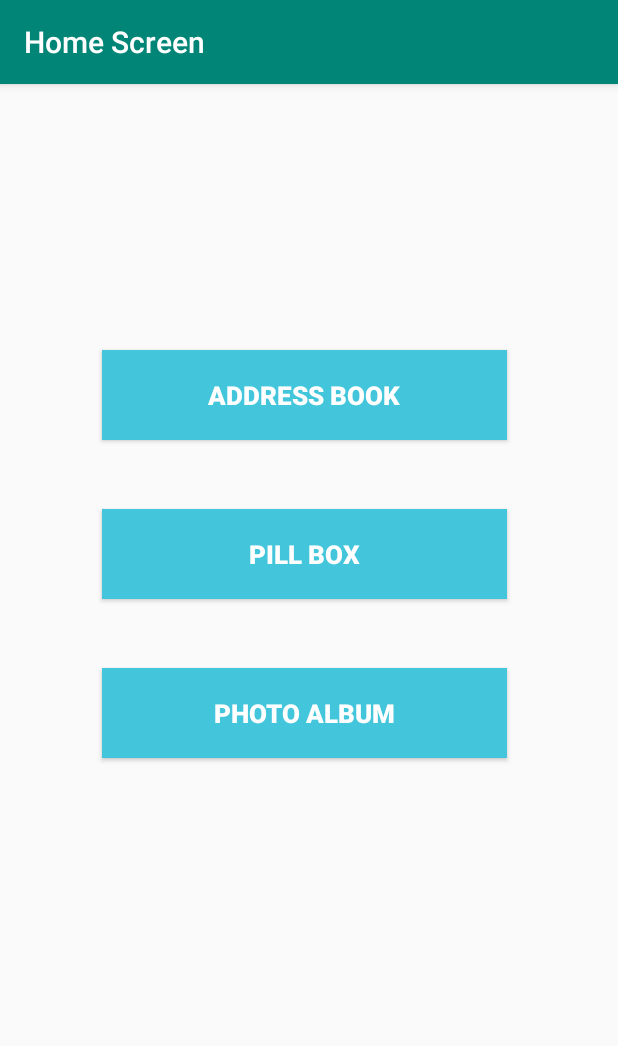
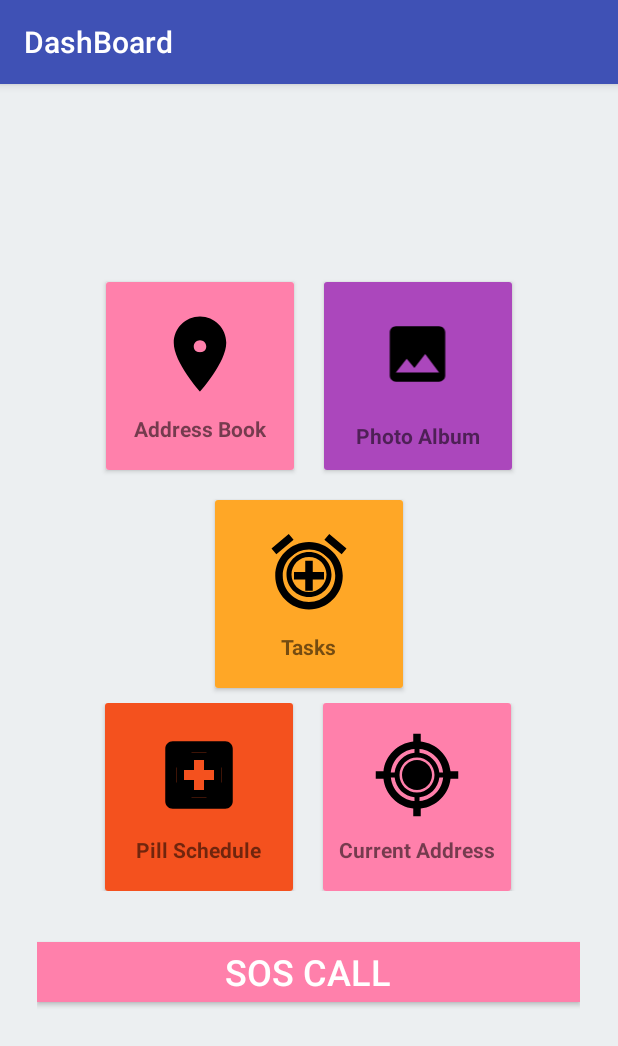
Before and after one commit to nidhijmr/SilverSnugMobileApp, an Android app: the screen it shows after launch (MainActivity), on a phone screen of 412 x 824 dp. Shown: the top 1046 px of the screen. Run offline under Robolectric (Android 15) with nearby library versions, the phone set to English and light mode, and no system bars.

Commit message:
Adding UI changes

```diff
--- a/app/build.gradle
+++ b/app/build.gradle
@@ -22,6 +22,11 @@ dependencies {
     implementation fileTree(dir: 'libs', include: ['*.jar'])
     implementation 'com.android.support:appcompat-v7:28.0.0'
     implementation 'com.android.support.constraint:constraint-layout:1.1.3'
+    implementation 'com.android.support:cardview-v7:26.1.0'
+    implementation 'com.android.support:design:26.1.0'
+    implementation 'com.android.support.constraint:constraint-layout:1.1.0'
+    implementation 'com.google.android.gms:play-services-maps:12.0.1'
+    implementation 'com.google.android.gms:play-services-location:12.0.1'
     implementation 'com.android.support:design:28.0.0'
     testImplementation 'junit:junit:4.12'
     androidTestImplementation 'com.android.support.test:runner:1.0.2'
--- a/app/src/main/java/edu/sjsu/silversnugmobileapp/MainActivity.java
+++ b/app/src/main/java/edu/sjsu/silversnugmobileapp/MainActivity.java
@@ -11,7 +11,7 @@ public class MainActivity extends AppCompatActivity {
     protected void onCreate(Bundle savedInstanceState) {
         super.onCreate(savedInstanceState);
         setContentView(R.layout.activity_main);
-        getSupportActionBar().setTitle("Home Screen");
+        getSupportActionBar().setTitle("DashBoard");
     }
 
     public void goToAddressBook(View view) {
@@ -20,12 +20,12 @@ public class MainActivity extends AppCompatActivity {
     }
 
     public void goToPillBox(View view) {
-//        Intent intent = new Intent(MainActivity.this, AddressBookActivity.class);
-//        MainActivity.this.startActivity(intent);
+       Intent intent = new Intent(MainActivity.this, PillBoxActivity.class);
+        MainActivity.this.startActivity(intent);
     }
 
     public void goToPhotoAlbum(View view) {
-//        Intent intent = new Intent(MainActivity.this, AddressBookActivity.class);
-//        MainActivity.this.startActivity(intent);
+      Intent intent = new Intent(MainActivity.this, PhotoAlbumActivity.class);
+      MainActivity.this.startActivity(intent);
     }
 }
--- /dev/null
+++ b/app/src/main/res/drawable/ic_add_alarm_black_24dp.xml
@@ -0,0 +1,9 @@
+<vector xmlns:android="http://schemas.android.com/apk/res/android"
+        android:width="24dp"
+        android:height="24dp"
+        android:viewportWidth="24.0"
+        android:viewportHeight="24.0">
+    <path
+        android:fillColor="#FF000000"
+        android:pathData="M7.88,3.39L6.6,1.86 2,5.71l1.29,1.53 4.59,-3.85zM22,5.72l-4.6,-3.86 -1.29,1.53 4.6,3.86L22,5.72zM12,4c-4.97,0 -9,4.03 -9,9s4.02,9 9,9c4.97,0 9,-4.03 9,-9s-4.03,-9 -9,-9zM12,20c-3.87,0 -7,-3.13 -7,-7s3.13,-7 7,-7 7,3.13 7,7 -3.13,7 -7,7zM13,9h-2v3L8,12v2h3v3h2v-3h3v-2h-3L13,9z"/>
+</vector>
--- /dev/null
+++ b/app/src/main/res/drawable/ic_local_hospital_black_24dp.xml
@@ -0,0 +1,9 @@
+<vector xmlns:android="http://schemas.android.com/apk/res/android"
+        android:width="24dp"
+        android:height="24dp"
+        android:viewportWidth="24.0"
+        android:viewportHeight="24.0">
+    <path
+        android:fillColor="#FF000000"
+        android:pathData="M19,3L5,3c-1.1,0 -1.99,0.9 -1.99,2L3,19c0,1.1 0.9,2 2,2h14c1.1,0 2,-0.9 2,-2L21,5c0,-1.1 -0.9,-2 -2,-2zM18,14h-4v4h-4v-4L6,14v-4h4L10,6h4v4h4v4z"/>
+</vector>
--- /dev/null
+++ b/app/src/main/res/drawable/ic_location_on_black_24dp.xml
@@ -0,0 +1,9 @@
+<vector xmlns:android="http://schemas.android.com/apk/res/android"
+        android:width="24dp"
+        android:height="24dp"
+        android:viewportWidth="24.0"
+        android:viewportHeight="24.0">
+    <path
+        android:fillColor="#FF000000"
+        android:pathData="M12,2C8.13,2 5,5.13 5,9c0,5.25 7,13 7,13s7,-7.75 7,-13c0,-3.87 -3.13,-7 -7,-7zM12,11.5c-1.38,0 -2.5,-1.12 -2.5,-2.5s1.12,-2.5 2.5,-2.5 2.5,1.12 2.5,2.5 -1.12,2.5 -2.5,2.5z"/>
+</vector>
--- /dev/null
+++ b/app/src/main/res/drawable/ic_my_location_black_24dp.xml
@@ -0,0 +1,9 @@
+<vector xmlns:android="http://schemas.android.com/apk/res/android"
+        android:width="24dp"
+        android:height="24dp"
+        android:viewportWidth="24.0"
+        android:viewportHeight="24.0">
+    <path
+        android:fillColor="#FF000000"
+        android:pathData="M12,8c-2.21,0 -4,1.79 -4,4s1.79,4 4,4 4,-1.79 4,-4 -1.79,-4 -4,-4zM20.94,11c-0.46,-4.17 -3.77,-7.48 -7.94,-7.94L13,1h-2v2.06C6.83,3.52 3.52,6.83 3.06,11L1,11v2h2.06c0.46,4.17 3.77,7.48 7.94,7.94L11,23h2v-2.06c4.17,-0.46 7.48,-3.77 7.94,-7.94L23,13v-2h-2.06zM12,19c-3.87,0 -7,-3.13 -7,-7s3.13,-7 7,-7 7,3.13 7,7 -3.13,7 -7,7z"/>
+</vector>
--- /dev/null
+++ b/app/src/main/res/drawable/ic_photo_black_24dp.xml
@@ -0,0 +1,9 @@
+<vector xmlns:android="http://schemas.android.com/apk/res/android"
+        android:width="24dp"
+        android:height="24dp"
+        android:viewportWidth="24.0"
+        android:viewportHeight="24.0">
+    <path
+        android:fillColor="#FF000000"
+        android:pathData="M21,19V5c0,-1.1 -0.9,-2 -2,-2H5c-1.1,0 -2,0.9 -2,2v14c0,1.1 0.9,2 2,2h14c1.1,0 2,-0.9 2,-2zM8.5,13.5l2.5,3.01L14.5,12l4.5,6H5l3.5,-4.5z"/>
+</vector>
--- a/app/src/main/res/layout/activity_main.xml
+++ b/app/src/main/res/layout/activity_main.xml
@@ -1,75 +1,226 @@
 <?xml version="1.0" encoding="utf-8"?>
-<android.support.constraint.ConstraintLayout xmlns:android="http://schemas.android.com/apk/res/android"
-    xmlns:app="http://schemas.android.com/apk/res-auto"
+<LinearLayout xmlns:android="http://schemas.android.com/apk/res/android"
     xmlns:tools="http://schemas.android.com/tools"
     android:layout_width="match_parent"
     android:layout_height="match_parent"
-    tools:context=".MainActivity">
+    android:orientation="vertical"
+    android:padding="10dp"
+    android:background="@color/colorPrimaryDark"
+    tools:context=".MainActivity"
+    android:gravity="center">
 
-    <!--<TextView-->
-        <!--android:layout_width="wrap_content"-->
-        <!--android:layout_height="wrap_content"-->
-        <!--android:text="Hello World!"-->
-        <!--app:layout_constraintBottom_toBottomOf="parent"-->
-        <!--app:layout_constraintLeft_toLeftOf="parent"-->
-        <!--app:layout_constraintRight_toRightOf="parent"-->
-        <!--app:layout_constraintTop_toTopOf="parent" />-->
+    <LinearLayout
+        android:layout_width="match_parent"
+        android:layout_height="wrap_content"
+        android:clipToPadding="false"
+        android:gravity="center"
+        android:orientation="horizontal">
 
-    <Button
-        app:layout_constraintBottom_toBottomOf="parent"
-        app:layout_constraintEnd_toEndOf="parent"
-        app:layout_constraintHorizontal_bias="0.48"
-        app:layout_constraintStart_toStartOf="parent"
-        app:layout_constraintTop_toTopOf="parent"
-        app:layout_constraintVertical_bias="0.25"
-        android:id="@+id/addressBook"
-        android:layout_width="270dp"
-        android:layout_height="60dp"
-        android:layout_centerHorizontal="true"
-        android:layout_centerVertical="true"
-        android:text="Address Book"
-        android:background="#43C6DB"
-        android:textColor="#ffffff"
-        android:textStyle="bold"
-        android:textSize="17dp"
-        android:onClick="goToAddressBook"/>
+        <android.support.v7.widget.CardView
+            android:id="@+id/address"
+            android:layout_width="125dp"
+            android:layout_height="125dp"
+            android:layout_margin="10dp"
 
-    <Button
-        app:layout_constraintBottom_toBottomOf="parent"
-        app:layout_constraintEnd_toEndOf="parent"
-        app:layout_constraintHorizontal_bias="0.48"
-        app:layout_constraintStart_toStartOf="parent"
-        app:layout_constraintTop_toTopOf="parent"
-        app:layout_constraintVertical_bias="0.4"
-        android:id="@+id/pillBox"
-        android:layout_width="270dp"
-        android:layout_height="60dp"
-        android:layout_centerHorizontal="true"
-        android:layout_centerVertical="true"
-        android:text="Pill Box"
-        android:background="#43C6DB"
-        android:textColor="#ffffff"
-        android:textStyle="bold"
-        android:textSize="17dp"
-        android:onClick="goToPillBox"/>
+            android:clickable="true"
+            android:foreground="?android:attr/selectableItemBackground">
 
-    <Button
-        app:layout_constraintBottom_toBottomOf="parent"
-        app:layout_constraintEnd_toEndOf="parent"
-        app:layout_constraintHorizontal_bias="0.48"
-        app:layout_constraintStart_toStartOf="parent"
-        app:layout_constraintTop_toTopOf="parent"
-        app:layout_constraintVertical_bias="0.55"
-        android:id="@+id/photoAlbum"
-        android:layout_width="270dp"
-        android:layout_height="60dp"
-        android:layout_centerHorizontal="true"
-        android:layout_centerVertical="true"
-        android:text="Photo Album"
-        android:background="#43C6DB"
-        android:textColor="#ffffff"
-        android:textStyle="bold"
-        android:textSize="17dp"
-        android:onClick="goToPhotoAlbum"/>
+            <LinearLayout
+                android:layout_width="match_parent"
+                android:layout_height="match_parent"
+                android:background="@color/colorPrimary"
+                android:onClick="goToAddressBook"
+                android:gravity="center"
 
-</android.support.constraint.ConstraintLayout>
+                android:orientation="vertical">
+
+                <ImageView
+                    android:layout_width="60dp"
+                    android:layout_height="60dp"
+                    android:background="@drawable/ic_location_on_black_24dp"
+                    android:padding="10dp"
+                    android:src="@drawable/ic_location_on_black_24dp" />
+
+                <TextView
+                    android:layout_width="wrap_content"
+                    android:layout_height="wrap_content"
+                    android:layout_marginTop="10dp"
+                    android:text="Address Book"
+                    android:textStyle="bold" />
+
+            </LinearLayout>
+        </android.support.v7.widget.CardView>
+
+        <android.support.v7.widget.CardView
+            android:id="@+id/photoalbum"
+            android:layout_width="125dp"
+            android:layout_height="125dp"
+            android:layout_margin="10dp"
+            android:clickable="true"
+            android:foreground="?android:attr/selectableItemBackground">
+
+            <LinearLayout
+                android:layout_width="match_parent"
+                android:layout_height="match_parent"
+                android:background="@color/colorAccent"
+                android:onClick="goToPhotoAlbum"
+                android:gravity="center"
+                android:orientation="vertical">
+
+                <ImageView
+                    android:layout_width="71dp"
+                    android:layout_height="69dp"
+                    android:padding="10dp"
+                    android:src="@drawable/ic_photo_black_24dp" />
+
+                <TextView
+                    android:layout_width="wrap_content"
+                    android:layout_height="wrap_content"
+                    android:layout_marginTop="10dp"
+                    android:text="Photo Album"
+
+                    android:textStyle="bold" />
+
+            </LinearLayout>
+
+        </android.support.v7.widget.CardView>
+
+    </LinearLayout>
+    <LinearLayout
+        android:layout_width="match_parent"
+        android:layout_height="wrap_content"
+        android:clipToPadding="false"
+        android:gravity="center"
+        android:orientation="horizontal">
+
+        <android.support.v7.widget.CardView
+            android:id="@+id/task"
+            android:foreground="?android:attr/selectableItemBackground"
+            android:clickable="true"
+            android:layout_width="125dp"
+            android:layout_height="125dp"
+            android:layout_margin="10dp">
+
+            <LinearLayout
+                android:layout_width="match_parent"
+                android:layout_height="match_parent"
+                android:gravity="center"
+                android:background="#FFA726"
+                android:orientation="vertical">
+
+                <ImageView
+                    android:layout_width="60dp"
+                    android:layout_height="60dp"
+                    android:background="@drawable/ic_add_alarm_black_24dp"
+                    android:padding="10dp"
+                    android:src="@drawable/ic_add_alarm_black_24dp" />
+
+                <TextView
+                    android:layout_width="wrap_content"
+                    android:layout_height="wrap_content"
+                    android:layout_marginTop="10dp"
+                    android:text="Tasks"
+                    android:textStyle="bold" />
+
+            </LinearLayout>
+
+        </android.support.v7.widget.CardView>
+
+
+    </LinearLayout>
+
+    <LinearLayout
+        android:layout_width="359dp"
+        android:layout_height="125dp"
+        android:clipToPadding="false"
+        android:gravity="center"
+        android:orientation="horizontal">
+
+        <android.support.v7.widget.CardView
+            android:id="@+id/pillschedule"
+            android:layout_width="125dp"
+            android:layout_height="125dp"
+            android:layout_margin="10dp"
+            android:clickable="true"
+            android:foreground="?android:attr/selectableItemBackground">
+
+            <LinearLayout
+                android:layout_width="match_parent"
+                android:layout_height="match_parent"
+                android:gravity="center"
+                android:background="#F4511E"
+                android:onClick="goToPillBox"
+                android:orientation="vertical">
+
+                <ImageView
+                    android:layout_width="60dp"
+                    android:layout_height="60dp"
+                    android:background="@drawable/ic_local_hospital_black_24dp"
+                    android:padding="10dp"
+                    android:src="@drawable/ic_local_hospital_black_24dp" />
+
+                <TextView
+
+                    android:layout_width="wrap_content"
+                    android:layout_height="wrap_content"
+                    android:layout_marginTop="10dp"
+                    android:text="Pill Schedule"
+                    android:textStyle="bold" />
+
+            </LinearLayout>
+        </android.support.v7.widget.CardView>
+
+        <android.support.v7.widget.CardView
+            android:id="@+id/mylocation"
+            android:layout_width="125dp"
+            android:layout_height="125dp"
+            android:layout_margin="10dp"
+            android:clickable="true"
+            android:foreground="?android:attr/selectableItemBackground">
+
+            <LinearLayout
+                android:layout_width="125dp"
+                android:layout_height="match_parent"
+                android:gravity="center"
+                android:background="@color/colorPrimary"
+                android:orientation="vertical">
+
+                <ImageView
+                    android:layout_width="60dp"
+                    android:layout_height="60dp"
+                    android:background="@drawable/ic_my_location_black_24dp"
+                    android:padding="10dp"
+                    android:src="@drawable/ic_my_location_black_24dp" />
+
+                <TextView
+                    android:layout_width="wrap_content"
+                    android:layout_height="wrap_content"
+                    android:layout_marginTop="10dp"
+                    android:text="Current Address"
+                    android:textStyle="bold" />
+
+            </LinearLayout>
+
+        </android.support.v7.widget.CardView>
+
+    </LinearLayout>
+
+    <LinearLayout
+        android:layout_width="362dp"
+        android:layout_height="108dp"
+        android:clipToPadding="false"
+        android:gravity="center"
+        android:orientation="horizontal" >
+
+        <Button
+            android:id="@+id/emergencydial"
+            android:layout_width="match_parent"
+            android:layout_height="40dp"
+            android:background="@color/colorPrimary"
+            android:text="SOS call"
+            android:textColor="#FFF"
+            android:textSize="24dp" />
+
+    </LinearLayout>
+
+</LinearLayout>
--- a/app/src/main/res/layout/content_main.xml
+++ b/app/src/main/res/layout/content_main.xml
@@ -16,7 +16,7 @@ android:layout_marginRight="8dp">
     android:layout_height="65dp"
     android:padding="16dp"
     android:visibility="visible"
-    android:background="#4f86f7">
+    android:background="@color/colorAccent">
 
     <TextView
         android:id="@+id/product"
--- a/app/src/main/res/values/colors.xml
+++ b/app/src/main/res/values/colors.xml
@@ -1,6 +1,6 @@
 <?xml version="1.0" encoding="utf-8"?>
 <resources>
-    <color name="colorPrimary">#008577</color>
-    <color name="colorPrimaryDark">#00574B</color>
-    <color name="colorAccent">#D81B60</color>
+    <color name="colorPrimary">#FF80AB</color>
+    <color name="colorPrimaryDark">#ECEFF1</color>
+    <color name="colorAccent">#AB47BC</color>
 </resources>
--- /dev/null
+++ b/app/src/main/res/values/dimens.xml
@@ -0,0 +1,3 @@
+<resources>
+    <dimen name="fab_margin">16dp</dimen>
+</resources>
--- a/app/src/main/res/values/strings.xml
+++ b/app/src/main/res/values/strings.xml
@@ -1,4 +1,6 @@
 <resources>
     <string name="app_name">SilverSnugMobileApp</string>
     <string name="title_activity_address_book">Address Book</string>
+    <string name="title_activity_photo_album">PhotoAlbumActivity</string>
+    <string name="title_activity_pill_box">PillBoxActivity</string>
 </resources>
--- a/app/src/main/res/values/styles.xml
+++ b/app/src/main/res/values/styles.xml
@@ -3,9 +3,18 @@
     <!-- Base application theme. -->
     <style name="AppTheme" parent="Theme.AppCompat.Light.DarkActionBar">
         <!-- Customize your theme here. -->
-        <item name="colorPrimary">@color/colorPrimary</item>
+        <item name="colorPrimary">#3F51B5</item>
         <item name="colorPrimaryDark">@color/colorPrimaryDark</item>
         <item name="colorAccent">@color/colorAccent</item>
     </style>
 
+    <style name="AppTheme.NoActionBar">
+        <item name="windowActionBar">false</item>
+        <item name="windowNoTitle">true</item>
+    </style>
+
+    <style name="AppTheme.AppBarOverlay" parent="ThemeOverlay.AppCompat.Dark.ActionBar" />
+
+    <style name="AppTheme.PopupOverlay" parent="ThemeOverlay.AppCompat.Light" />
+
 </resources>
```
Also changed, not shown: app/src/main/AndroidManifest.xml (+11 -4 lines), app/src/main/java/edu/sjsu/silversnugmobileapp/PhotoAlbumActivity.java (added, +29 -0 lines), app/src/main/java/edu/sjsu/silversnugmobileapp/PillBoxActivity.java (added, +29 -0 lines), app/src/main/res/layout/activity_photo_album.xml (added, +33 -0 lines), app/src/main/res/layout/activity_pill_box.xml (added, +33 -0 lines), app/src/main/res/layout/content_photo_album.xml (added, +11 -0 lines), app/src/main/res/layout/content_pill_box.xml (added, +11 -0 lines).
